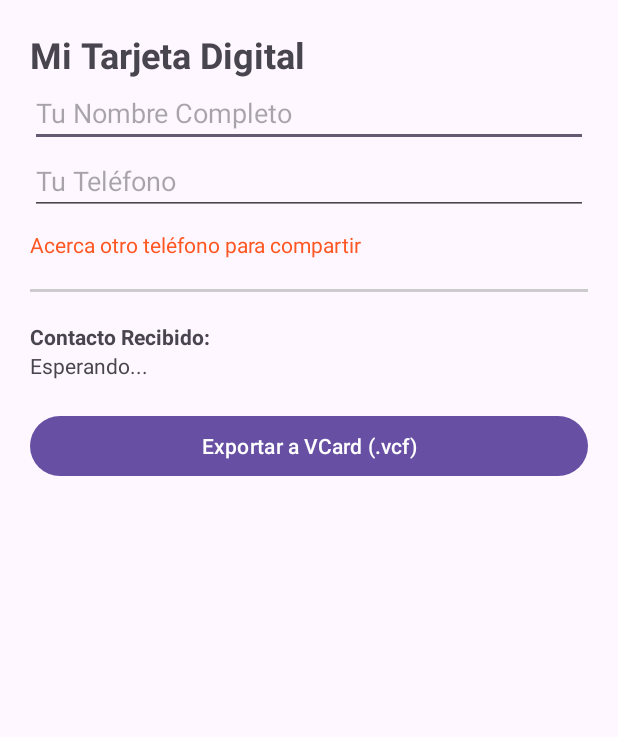
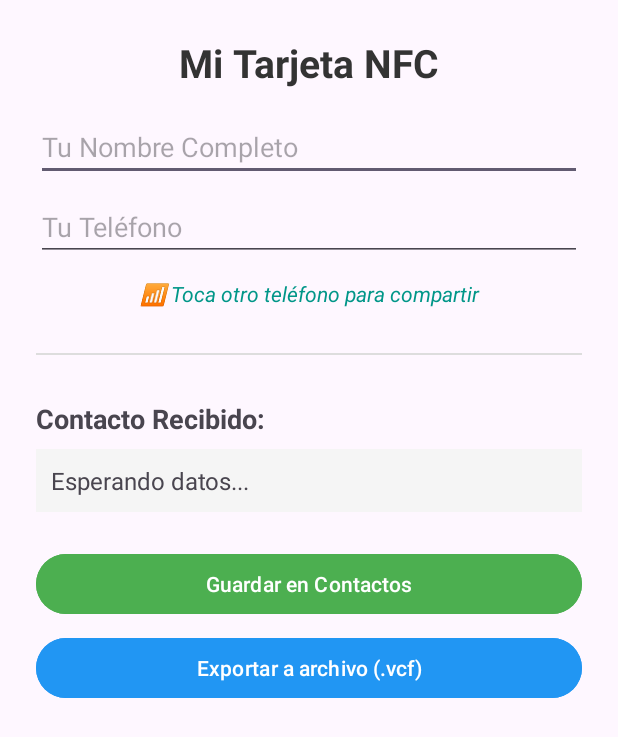
Before and after one commit to Urimomos/NFC, an Android app: the screen it shows after launch (MainActivity), on a phone screen of 412 x 824 dp. Shown: the top 737 px of the screen. Run offline under Robolectric (Android 15) with nearby library versions, the phone set to English and light mode, and no system bars.

Commit message:
Cambio funcional

```diff
--- a/app/src/main/res/layout/activity_main.xml
+++ b/app/src/main/res/layout/activity_main.xml
@@ -1,19 +1,24 @@
+<?xml version="1.0" encoding="utf-8"?>
 <LinearLayout xmlns:android="http://schemas.android.com/apk/res/android"
     android:layout_width="match_parent"
     android:layout_height="match_parent"
     android:orientation="vertical"
-    android:padding="20dp">
+    android:padding="24dp"
+    android:gravity="center_horizontal">
 
     <TextView
-        android:text="Mi Tarjeta Digital"
-        android:textSize="24sp"
+        android:text="Mi Tarjeta NFC"
+        android:textSize="26sp"
         android:textStyle="bold"
+        android:textColor="#333"
+        android:layout_marginBottom="16dp"
         android:layout_width="wrap_content"
         android:layout_height="wrap_content"/>
 
     <EditText
         android:id="@+id/etName"
         android:hint="Tu Nombre Completo"
+        android:inputType="textPersonName"
         android:layout_width="match_parent"
         android:layout_height="wrap_content"/>
 
@@ -21,34 +26,58 @@
         android:id="@+id/etPhone"
         android:hint="Tu Teléfono"
         android:inputType="phone"
+        android:layout_marginTop="8dp"
         android:layout_width="match_parent"
         android:layout_height="wrap_content"/>
 
     <TextView
-        android:text="Acerca otro teléfono para compartir"
-        android:layout_marginTop="10dp"
-        android:textColor="#FF5722"
-        android:layout_width="wrap_content"
+        android:text="📶 Toca otro teléfono para compartir"
+        android:layout_marginTop="12dp"
+        android:textColor="#009688"
+        android:textStyle="italic"
+        android:gravity="center"
+        android:layout_width="match_parent"
         android:layout_height="wrap_content"/>
 
-    <View android:layout_height="2dp" android:background="#ccc" android:layout_width="match_parent" android:layout_marginVertical="20dp"/>
+    <View
+        android:layout_height="1dp"
+        android:background="#DDDDDD"
+        android:layout_width="match_parent"
+        android:layout_marginVertical="30dp"/>
 
     <TextView
         android:text="Contacto Recibido:"
         android:textStyle="bold"
+        android:textSize="18sp"
+        android:layout_gravity="start"
         android:layout_width="wrap_content"
         android:layout_height="wrap_content"/>
 
     <TextView
         android:id="@+id/tvReceivedInfo"
-        android:text="Esperando..."
+        android:text="Esperando datos..."
+        android:textSize="16sp"
+        android:padding="10dp"
+        android:background="#F5F5F5"
+        android:layout_marginTop="8dp"
+        android:layout_width="match_parent"
+        android:layout_height="wrap_content"/>
+
+    <Button
+        android:id="@+id/btnSaveToContacts"
+        android:text="Guardar en Contactos"
+        android:backgroundTint="#4CAF50"
+        android:textColor="#FFFFFF"
+        android:layout_marginTop="24dp"
         android:layout_width="match_parent"
         android:layout_height="wrap_content"/>
 
     <Button
         android:id="@+id/btnExport"
-        android:text="Exportar a VCard (.vcf)"
-        android:layout_marginTop="20dp"
+        android:text="Exportar a archivo (.vcf)"
+        android:backgroundTint="#2196F3"
+        android:textColor="#FFFFFF"
+        android:layout_marginTop="8dp"
         android:layout_width="match_parent"
         android:layout_height="wrap_content"/>
 
```
Also changed, not shown: app/build.gradle (+21 -11 lines), app/src/main/java/com/example/nfclink/MainActivity.java (+71 -27 lines).
